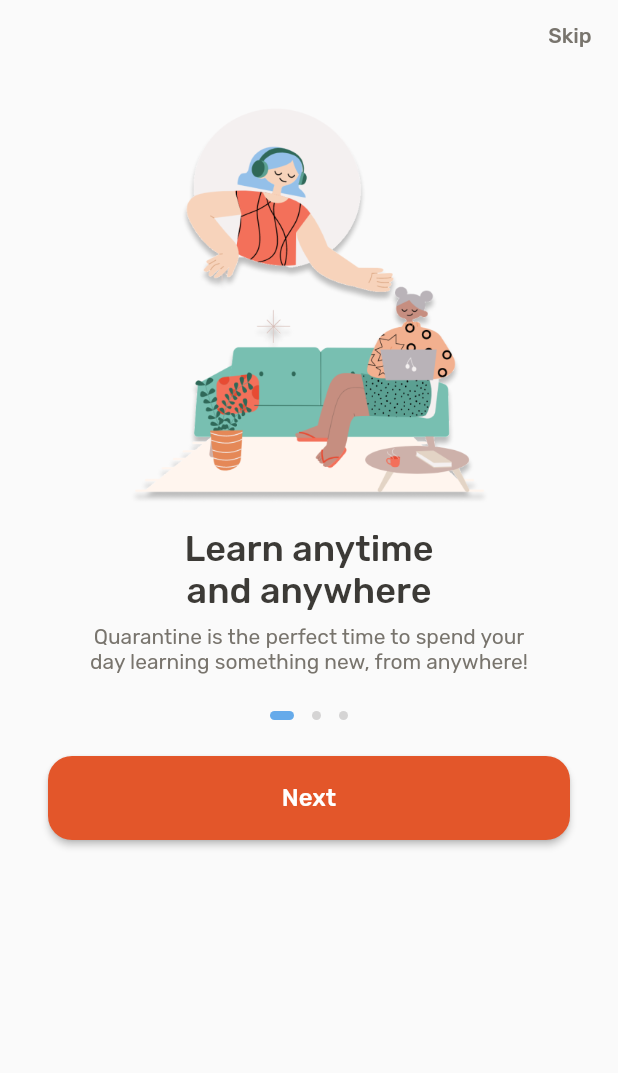
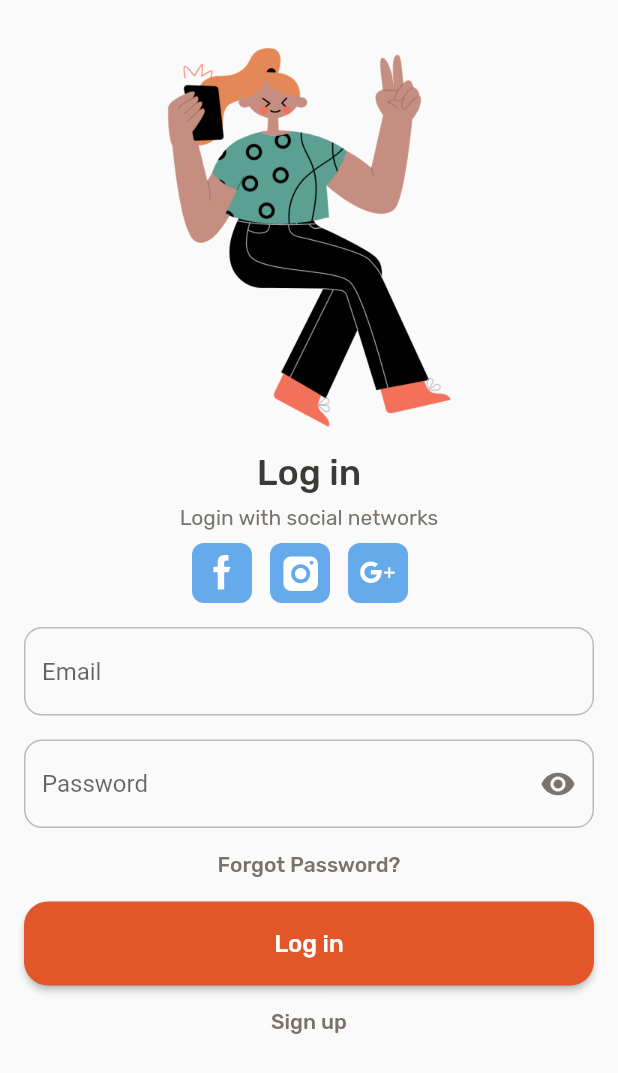
Before and after one commit to rakafajars/slicing_course_edtech, a Flutter app: the screen it shows after launch, on a phone screen of 412 x 824 dp. Shown: the top 1073 px of the screen. Run offline on Flutter 3.47's test engine with Material 2 defaults, Android fonts, the phone set to English and light mode, and no system bars; our stand-ins replace flutter_svg, google_fonts.

Commit message:
Slicing Login Page

```diff
--- a/lib/components/app_aset_image.dart
+++ b/lib/components/app_aset_image.dart
@@ -3,4 +3,8 @@ class AppAsetImage {
   static String get findACourse => 'images/find_a_course.png';
   static String get improveYour => 'images/improve_your.png';
   static String get learnAnytie => 'images/learn_anytime.png';
+  static String get loginIcon => 'images/login_icon.png';
+  static String get facebookIcon => 'images/facebook-icon.svg';
+  static String get instagramIcon => 'images/instagram_icon.svg';
+  static String get googlePlusIcon => 'images/google_plus_icon.svg';
 }
--- a/lib/components/app_color.dart
+++ b/lib/components/app_color.dart
@@ -4,6 +4,7 @@ class AppColor {
   static Color get black => Color(0xFF3C3A36);
   static Color get grey => Color(0xFF78746D);
   static Color get grey95 => Color(0xFFD5D4D4);
+  static Color get grey90 => Color(0xFFBEBAB3);
   static Color get blue => Color(0xFF65AAEA);
   static Color get red => Color(0xFFE3562A);
   static Color get white => Color(0xFFFFFFFF);
--- a/lib/main.dart
+++ b/lib/main.dart
@@ -1,5 +1,6 @@
 import 'package:flutter/material.dart';
 import 'package:slicing_ecourse/page/introduction_screen.dart';
+import 'package:slicing_ecourse/page/login/login_page.dart';
 import 'package:slicing_ecourse/page/splash_screen.dart';
 
 void main() {
@@ -16,7 +17,7 @@ class MyApp extends StatelessWidget {
       theme: ThemeData(
         primarySwatch: Colors.blue,
       ),
-      home: IntroductionScreenPage(),
+      home: LoginPage(),
     );
   }
 }
--- a/lib/page/introduction_screen.dart
+++ b/lib/page/introduction_screen.dart
@@ -2,6 +2,7 @@ import 'package:flutter/material.dart';
 import 'package:slicing_ecourse/components/app_aset_image.dart';
 import 'package:slicing_ecourse/components/app_color.dart';
 import 'package:slicing_ecourse/components/app_style.dart';
+import 'package:slicing_ecourse/widget/button_global.dart';
 
 class IntroductionScreenPage extends StatefulWidget {
   @override
@@ -122,29 +123,15 @@ class _IntroductionScreenPageState extends State<IntroductionScreenPage> {
                   width: double.infinity,
                   height: 56,
                   margin: EdgeInsets.symmetric(horizontal: 32),
-                  child: ElevatedButton(
-                    onPressed: () {
+                  child: ButtonGlobal(
+                    onTap: () {
                       _pageController.animateToPage(
                         _pageController.page!.toInt() + 1,
                         duration: Duration(milliseconds: 400),
                         curve: Curves.easeIn,
                       );
                     },
-                    child: Text(
-                      currentPage == 2 ? "Let's Start" : "Next",
-                      style: AppTextStyle.rubickH4.copyWith(
-                        fontSize: 16,
-                        color: AppColor.white,
-                      ),
-                    ),
-                    style: ElevatedButton.styleFrom(
-                      primary: AppColor.red,
-                      shape: RoundedRectangleBorder(
-                        borderRadius: BorderRadius.circular(
-                          16,
-                        ),
-                      ),
-                    ),
+                    title: currentPage == 2 ? "Let's Start" : "Next",
                   ),
                 ),
               ],
--- /dev/null
+++ b/lib/page/login/login_page.dart
@@ -0,0 +1,167 @@
+import 'package:flutter/material.dart';
+import 'package:flutter_svg/flutter_svg.dart';
+import 'package:slicing_ecourse/components/app_aset_image.dart';
+import 'package:slicing_ecourse/components/app_color.dart';
+import 'package:slicing_ecourse/components/app_style.dart';
+import 'package:slicing_ecourse/page/login/widget/login_text_form_field.dart';
+import 'package:slicing_ecourse/widget/button_global.dart';
+
+class LoginPage extends StatefulWidget {
+  @override
+  _LoginPageState createState() => _LoginPageState();
+}
+
+class _LoginPageState extends State<LoginPage> {
+  final _formKey = GlobalKey<FormState>();
+
+  bool _obstureText = true;
+
+  TextEditingController _emailController = TextEditingController();
+
+  TextEditingController _passwordController = TextEditingController();
+
+  final List nameIcon = [
+    AppAsetImage.facebookIcon,
+    AppAsetImage.instagramIcon,
+    AppAsetImage.googlePlusIcon,
+  ];
+
+  @override
+  Widget build(BuildContext context) {
+    return Scaffold(
+      body: SafeArea(
+        child: SingleChildScrollView(
+          padding: EdgeInsets.only(bottom: 16),
+          child: Column(
+            mainAxisAlignment: MainAxisAlignment.center,
+            crossAxisAlignment: CrossAxisAlignment.center,
+            children: [
+              SizedBox(height: 32),
+              Image.asset(
+                AppAsetImage.loginIcon,
+                width: 343,
+                height: 253,
+                fit: BoxFit.cover,
+              ),
+              SizedBox(height: 16),
+              Text(
+                'Log in',
+                style: AppTextStyle.rubickH4.copyWith(fontSize: 24),
+              ),
+              SizedBox(height: 8),
+              Text(
+                'Login with social networks',
+                style: AppTextStyle.rubickRegular.copyWith(fontSize: 14),
+              ),
+              SizedBox(height: 8),
+              Row(
+                crossAxisAlignment: CrossAxisAlignment.center,
+                mainAxisAlignment: MainAxisAlignment.center,
+                children: List.generate(
+                  nameIcon.length,
+                  (index) => Padding(
+                    padding: const EdgeInsets.only(right: 12),
+                    child: Container(
+                      width: 40,
+                      height: 40,
+                      decoration: BoxDecoration(
+                        color: AppColor.blue,
+                        borderRadius: BorderRadius.all(Radius.circular(8)),
+                      ),
+                      alignment: Alignment.center,
+                      child: SvgPicture.asset(
+                        nameIcon[index],
+                        width: 24,
+                        height: 24,
+                      ),
+                    ),
+                  ),
+                ),
+              ),
+              SizedBox(height: 16),
+              Form(
+                key: _formKey,
+                child: Column(
+                  children: [
+                    Container(
+                      margin: EdgeInsets.symmetric(horizontal: 16),
+                      child: LoginTextFormField(
+                        controller: _emailController,
+                        validator: (value) {
+                          if (value!.isEmpty) {
+                            return 'Email Tidak Boleh Kosong';
+                          }
+                        },
+                        hintText: 'Email',
+                      ),
+                    ),
+                    SizedBox(height: 16),
+                    Container(
+                      margin: EdgeInsets.symmetric(horizontal: 16),
+                      child: LoginTextFormField(
+                        controller: _passwordController,
+                        obscureText: _obstureText,
+                        suffixIcon: GestureDetector(
+                          onTap: () {
+                            setState(() {
+                              _obstureText = !_obstureText;
+                            });
+                          },
+                          child: _obstureText
+                              ? Icon(
+                                  Icons.visibility,
+                                  size: 24,
+                                  color: AppColor.grey,
+                                )
+                              : Icon(
+                                  Icons.visibility_off,
+                                  size: 24,
+                                  color: AppColor.grey,
+                                ),
+                        ),
+                        validator: (value) {
+                          if (value!.isEmpty) {
+                            return 'Password Tidak Boleh Kosong';
+                          }
+                        },
+                        hintText: 'Password',
+                      ),
+                    ),
+                  ],
+                ),
+              ),
+              SizedBox(height: 16),
+              Text(
+                'Forgot Password?',
+                style: AppTextStyle.rubickH4.copyWith(
+                  fontSize: 14,
+                  color: AppColor.grey,
+                ),
+              ),
+              SizedBox(height: 16),
+              Container(
+                width: double.infinity,
+                height: 56,
+                margin: EdgeInsets.symmetric(horizontal: 16),
+                child: ButtonGlobal(
+                  onTap: () {
+                    if (_formKey.currentState!.validate()) {}
+                  },
+                  title: "Log in",
+                ),
+              ),
+              SizedBox(height: 16),
+              Text(
+                'Sign up',
+                style: AppTextStyle.rubickH4.copyWith(
+                  fontSize: 14,
+                  color: AppColor.grey,
+                ),
+              ),
+            ],
+          ),
+        ),
+      ),
+    );
+  }
+}
--- /dev/null
+++ b/lib/page/login/widget/login_text_form_field.dart
@@ -0,0 +1,60 @@
+import 'package:flutter/material.dart';
+import 'package:slicing_ecourse/components/app_color.dart';
+
+class LoginTextFormField extends StatelessWidget {
+  final TextEditingController controller;
+  final String? Function(String?) validator;
+  final String? hintText;
+  final bool obscureText;
+  final Widget? suffixIcon;
+
+  const LoginTextFormField({
+    Key? key,
+    required this.controller,
+    required this.validator,
+    this.obscureText = false,
+    this.hintText,
+    this.suffixIcon,
+  }) : super(key: key);
+  @override
+  Widget build(BuildContext context) {
+    return TextFormField(
+      controller: controller,
+      validator: validator,
+      obscureText: obscureText,
+      decoration: InputDecoration(
+        hintText: hintText,
+        border: InputBorder.none,
+        suffixIcon: suffixIcon,
+        enabledBorder: OutlineInputBorder(
+          borderRadius: BorderRadius.circular(12.0),
+          borderSide: BorderSide(
+            color: AppColor.grey90,
+            width: 1.0,
+          ),
+        ),
+        focusedBorder: OutlineInputBorder(
+          borderRadius: BorderRadius.circular(12.0),
+          borderSide: BorderSide(
+            color: AppColor.grey90,
+            width: 1.0,
+          ),
+        ),
+        errorBorder: OutlineInputBorder(
+          borderRadius: BorderRadius.circular(12.0),
+          borderSide: BorderSide(
+            color: AppColor.grey90,
+            width: 1.0,
+          ),
+        ),
+        focusedErrorBorder: OutlineInputBorder(
+          borderRadius: BorderRadius.circular(12.0),
+          borderSide: BorderSide(
+            color: AppColor.grey90,
+            width: 1.0,
+          ),
+        ),
+      ),
+    );
+  }
+}
--- /dev/null
+++ b/lib/widget/button_global.dart
@@ -0,0 +1,35 @@
+import 'package:flutter/material.dart';
+import 'package:slicing_ecourse/components/app_color.dart';
+import 'package:slicing_ecourse/components/app_style.dart';
+
+class ButtonGlobal extends StatelessWidget {
+  final VoidCallback? onTap;
+  final String? title;
+
+  const ButtonGlobal({
+    Key? key,
+    this.onTap,
+    this.title,
+  }) : super(key: key);
+  @override
+  Widget build(BuildContext context) {
+    return ElevatedButton(
+      onPressed: onTap,
+      child: Text(
+        title ?? "-",
+        style: AppTextStyle.rubickH4.copyWith(
+          fontSize: 16,
+          color: AppColor.white,
+        ),
+      ),
+      style: ElevatedButton.styleFrom(
+        primary: AppColor.red,
+        shape: RoundedRectangleBorder(
+          borderRadius: BorderRadius.circular(
+            16,
+          ),
+        ),
+      ),
+    );
+  }
+}
--- a/pubspec.yaml
+++ b/pubspec.yaml
@@ -28,6 +28,7 @@ dependencies:
   cached_network_image: ^3.1.0
   google_fonts: ^2.1.0
   introduction_screen: ^2.1.0
+  flutter_svg: ^0.22.0
 
 dev_dependencies:
   flutter_test:
```
Also changed, not shown: images/facebook-icon.svg (added), images/google_plus_icon.svg (added), images/instagram_icon.svg (added), images/login_icon.png (added), pubspec.lock.
